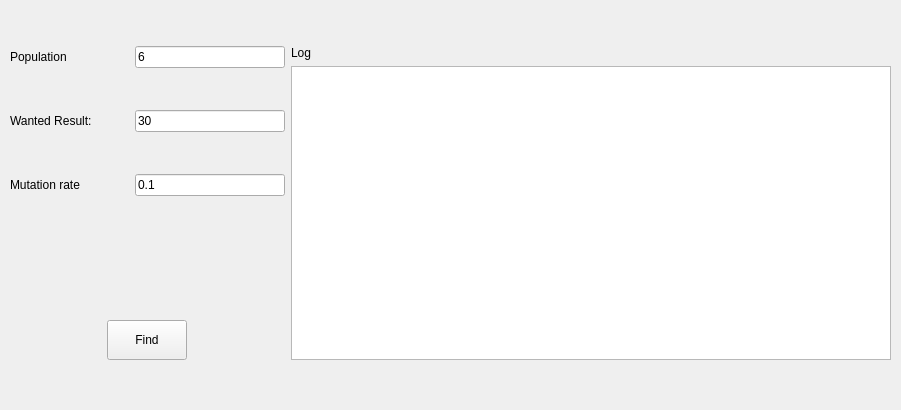
This is app/form.ui in torar9/genetic-algorithm-equation as Qt 5 draws it before an edit. The edited form follows.
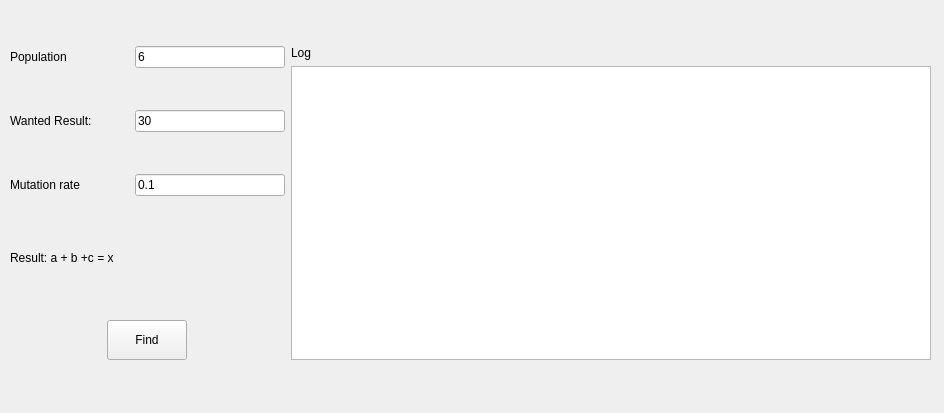
This is the edited form.

What changed in the file:
```diff
--- a/app/form.ui
+++ b/app/form.ui
@@ -6,8 +6,8 @@
    <rect>
     <x>0</x>
     <y>0</y>
-    <width>901</width>
-    <height>410</height>
+    <width>944</width>
+    <height>413</height>
    </rect>
   </property>
   <property name="windowTitle">
@@ -21,7 +21,7 @@
     <rect>
      <x>10</x>
      <y>10</y>
-     <width>881</width>
+     <width>921</width>
      <height>391</height>
     </rect>
    </property>
@@ -102,7 +102,7 @@
        </size>
       </property>
       <property name="text">
-       <string/>
+       <string>Result: a + b +c = x</string>
       </property>
      </widget>
     </item>
@@ -119,10 +119,13 @@
        <widget class="QTextEdit" name="logField">
         <property name="maximumSize">
          <size>
-          <width>600</width>
+          <width>640</width>
           <height>400</height>
          </size>
         </property>
+        <property name="lineWidth">
+         <number>2</number>
+        </property>
         <property name="readOnly">
          <bool>true</bool>
         </property>
```
Left out of the diff: 2 changed lines with no effect on the pictures.
